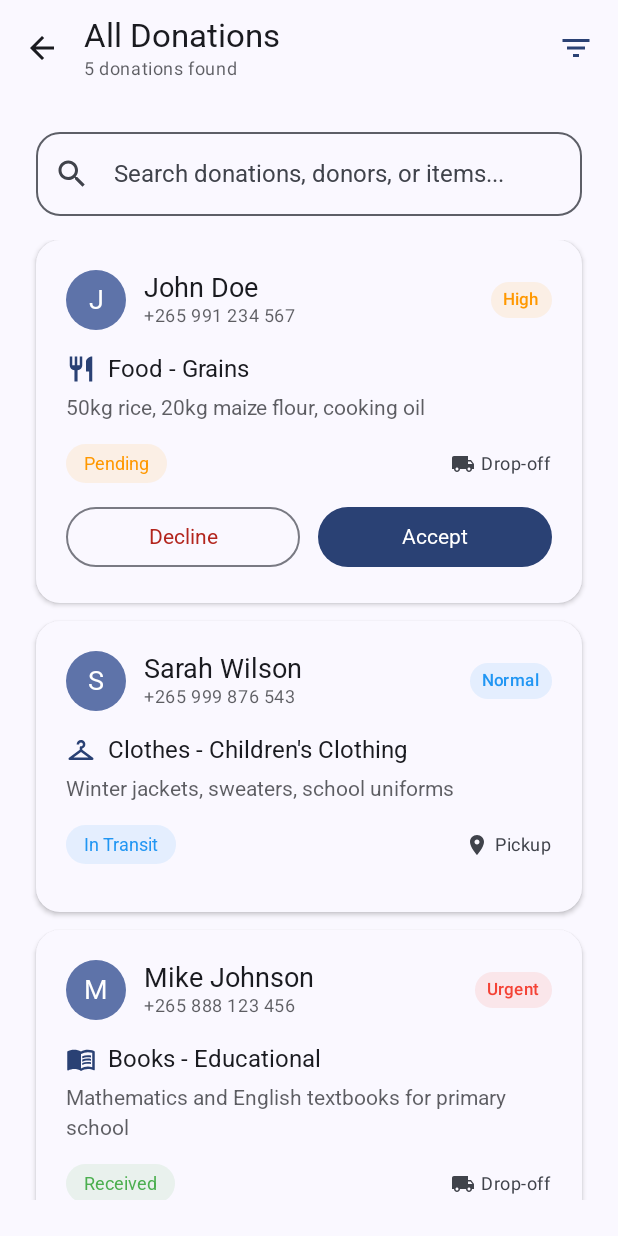
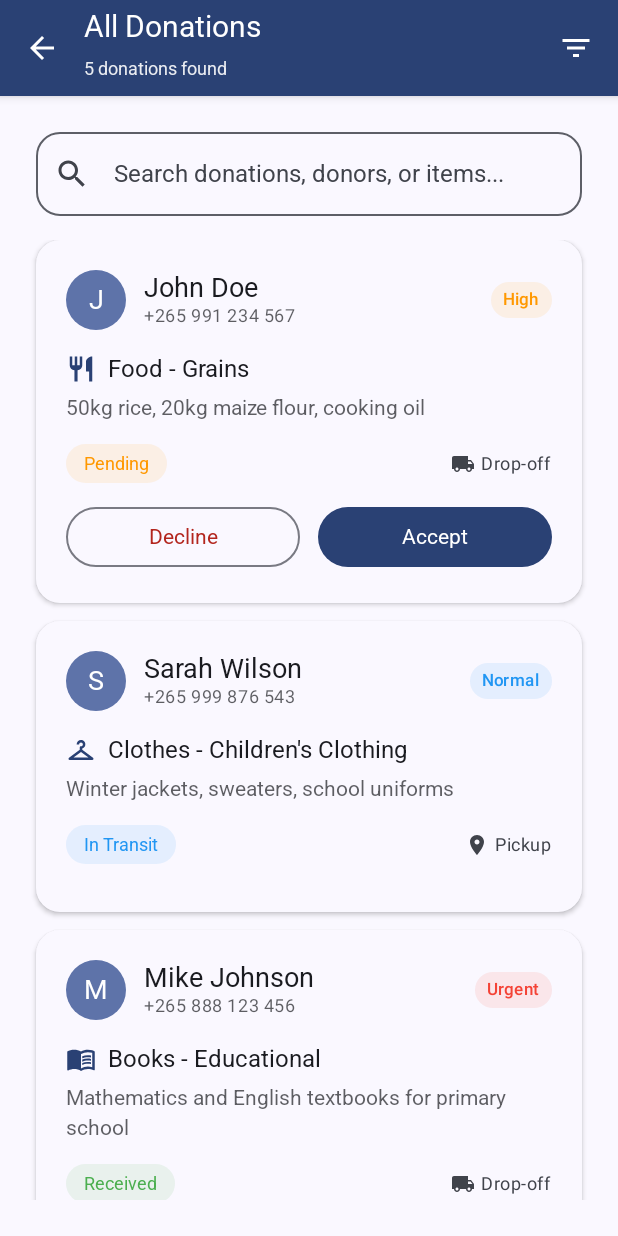
Before and after one commit to KhoTheProgrammer/mobile-application-practice, an Android app built with Jetpack Compose: the ViewAllDonationsScreen screen opened through its navigation route, on a phone screen of 412 x 824 dp. Run offline under Robolectric (Android 15) with nearby library versions, the phone set to English and light mode, and no system bars.

Commit message:
refactor(ui): Enhance ViewMyDonations and ViewAllDonations screens with CustomAppBar
- Integrate CustomAppBar component in both ViewMyDonations and ViewAllDonations screens
- Replace manual TopAppBar implementations with reusable CustomAppBar
- Add support for dynamic title, subtitle, and actions in CustomAppBar
- Improve screen layout by using Scaffold and managing padding values
- Maintain existing functionality while improving UI consistency and code structure
- Prepare screens for better navigation and user experience

```diff
--- a/app/src/main/java/com/example/myapplication/ui/orphanage/ViewAllDonations.kt
+++ b/app/src/main/java/com/example/myapplication/ui/orphanage/ViewAllDonations.kt
@@ -24,6 +24,8 @@ import androidx.compose.ui.text.style.TextOverflow
 import androidx.compose.ui.tooling.preview.Preview
 import androidx.compose.ui.unit.dp
 import com.example.myapplication.ui.theme.MyApplicationTheme
+import com.example.myapplication.ui.components.CustomAppBar
+import com.example.myapplication.ui.components.AppBarAction
 
 // Data class for incoming donations to orphanage
 data class IncomingDonation(
@@ -120,7 +122,8 @@ fun FiltersSection(
                 modifier = Modifier.padding(bottom = 8.dp)
             )
 
-            val categoryOptions = listOf("All", "Food", "Clothes", "Books", "Toys", "Electronics", "Others")
+            val categoryOptions =
+                listOf("All", "Food", "Clothes", "Books", "Toys", "Electronics", "Others")
             LazyRow(
                 horizontalArrangement = Arrangement.spacedBy(8.dp)
             ) {
@@ -402,7 +405,8 @@ fun ViewAllDonationsScreen(onBackClick: () -> Unit = {}) {
     }
 
     // Filter donations
-    val filteredDonations = remember(searchQuery, selectedStatusFilter, selectedCategoryFilter, sampleDonations) {
+    val filteredDonations =
+        remember(searchQuery, selectedStatusFilter, selectedCategoryFilter, sampleDonations) {
             sampleDonations.filter { donation ->
                 val matchesSearch = if (searchQuery.isBlank()) true else {
                     donation.donorName.contains(searchQuery, ignoreCase = true) ||
@@ -420,49 +424,26 @@ fun ViewAllDonationsScreen(onBackClick: () -> Unit = {}) {
             }
         }
 
-    Column(
-        modifier = Modifier.fillMaxSize()
-    ) {
-        // Top App Bar with back button
-        TopAppBar(
-            title = {
-                Column {
-                    Text("All Donations")
-                    Text(
-                        text = "${filteredDonations.size} donations found",
-                        style = MaterialTheme.typography.bodySmall,
-                        color = MaterialTheme.colorScheme.onSurface.copy(alpha = 0.7f)
+    Scaffold(
+        topBar = {
+            CustomAppBar(
+                title = "All Donations",
+                subtitle = "${filteredDonations.size} donations found",
+                onNavigationClick = onBackClick,
+                actions = listOf(
+                    AppBarAction(
+                        icon = if (showFilters) Icons.Default.FilterListOff else Icons.Default.FilterList,
+                        contentDescription = "Toggle Filters",
+                        onClick = { showFilters = !showFilters }
+                    )
+                )
             )
         }
-            },
-            navigationIcon = {
-                IconButton(onClick = onBackClick) {
-                    Icon(
-                        imageVector = Icons.AutoMirrored.Filled.ArrowBack,
-                        contentDescription = "Back"
-                    )
-                }
-            },
-            actions = {
-                // Filter Toggle Button
-                IconButton(
-                    onClick = { showFilters = !showFilters }
-                ) {
-                    Icon(
-                        imageVector = if (showFilters) Icons.Default.FilterListOff else Icons.Default.FilterList,
-                        contentDescription = "Toggle Filters",
-                        tint = MaterialTheme.colorScheme.primary
-                    )
-                }
-            },
-            colors = TopAppBarDefaults.topAppBarColors(
-                containerColor = MaterialTheme.colorScheme.surface
-            )
-        )
-
+    ) { paddingValues ->
         Column(
             modifier = Modifier
                 .fillMaxSize()
+                .padding(paddingValues)
                 .padding(24.dp)
         ) {
 
@@ -550,6 +531,7 @@ fun ViewAllDonationsScreen(onBackClick: () -> Unit = {}) {
     }
 }
 
+
 @Preview(showBackground = true)
 @Composable
 fun ViewAllDonationsScreenPreview() {
```
Also changed, not shown: app/src/main/java/com/example/myapplication/ui/donor/ViewMyDonations.kt (+24 -27 lines). Lines whose indentation alone changed are shown as unchanged.
